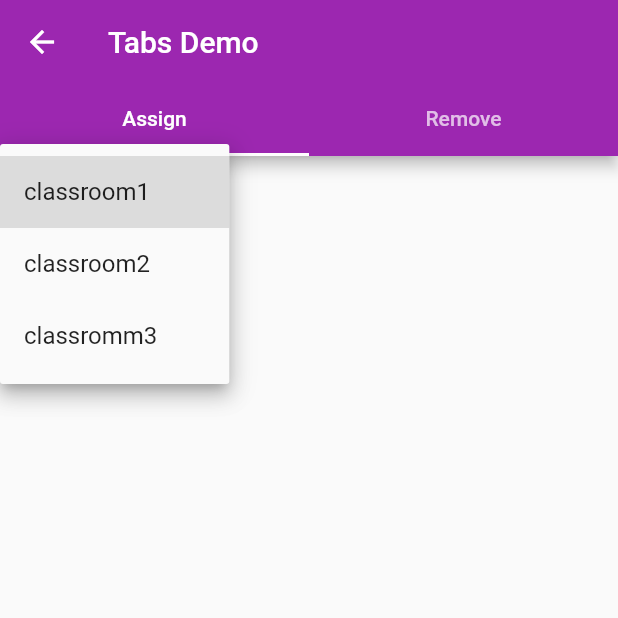
After one commit to sarun-nellooli/student_management, a Flutter app: the Register screen opened directly, after a tap on "classroom1", on a phone screen of 412 x 824 dp, the top half of it. The commit adds this screen. Run offline on Flutter 3.47's test engine with Material 2 defaults, Android fonts, the phone set to English and light mode, and no system bars; network calls fail.

Commit message:
forms added

```diff
--- a/student_manager/lib/core/widgets/button.dart
+++ b/student_manager/lib/core/widgets/button.dart
@@ -3,7 +3,7 @@ import 'package:flutter/material.dart';
 class Button extends StatelessWidget {
   Button({Key? key, required this.btnText, required this.onPress})
       : super(key: key);
-  String btnText;
+  final String btnText;
   Function() onPress = () {};
   @override
   Widget build(BuildContext context) {
@@ -12,8 +12,8 @@ class Button extends StatelessWidget {
       width: 200,
       child: ElevatedButton(
         onPressed: onPress,
+        style: ElevatedButton.styleFrom(shape: const StadiumBorder()),
         child: Text(btnText),
-        style: ElevatedButton.styleFrom(shape: StadiumBorder()),
       ),
     );
   }
--- a/student_manager/lib/domain/classroom/classroom_list_api.dart
+++ b/student_manager/lib/domain/classroom/classroom_list_api.dart
@@ -8,5 +8,12 @@ const String apiUrl = "${url}classrooms/?api_key=$key";
 Future<List<dynamic>> fetchClassroom() async {
   var result = await http.get(Uri.parse(apiUrl));
   var classrooms = json.decode(result.body)['classrooms'];
+  print(classrooms);
   return classrooms;
 }
+Future<List<dynamic>> fetchClassrooms() async {
+  var result = await http.get(Uri.parse(apiUrl));
+  var classrooms = json.decode(result.body)['classrooms'];
+  print(classrooms[0]['name']);
+  return classrooms;
+}
--- /dev/null
+++ b/student_manager/lib/infrastructure/api_key.dart
@@ -0,0 +1 @@
+const key = 'cbacd';
--- a/student_manager/lib/main.dart
+++ b/student_manager/lib/main.dart
@@ -1,6 +1,8 @@
 import 'package:flutter/material.dart';
+import 'package:student_manager/presentation/classroom/add_subject.dart';
 import 'package:student_manager/presentation/classroom/classroom_list.dart';
 import 'package:student_manager/presentation/home_screen.dart';
+import 'package:student_manager/presentation/registration/registration.dart';
 import 'package:student_manager/presentation/subject/subject_list.dart';
 
 import 'presentation/student/student_list.dart';
--- /dev/null
+++ b/student_manager/lib/presentation/registration/registration.dart
@@ -0,0 +1,59 @@
+import 'dart:convert';
+
+import 'package:flutter/material.dart';
+import 'package:flutter/widgets.dart';
+import 'package:student_manager/domain/classroom/classroom_list_api.dart';
+
+class Register extends StatefulWidget {
+  const Register({Key? key}) : super(key: key);
+
+  @override
+  State<Register> createState() => _RegisterState();
+}
+
+class _RegisterState extends State<Register> {
+  @override
+  void initState() {
+    fetchClassrooms();
+    super.initState();
+    setState(() {});
+  }
+
+  String? dropdownvalue = 'classroom1';
+  var items = [
+    'classroom1',
+    'classroom2',
+    'classromm3',
+  ];
+  @override
+  Widget build(BuildContext context) {
+    return DefaultTabController(
+        length: 2,
+        child: Scaffold(
+            appBar: AppBar(
+              bottom: TabBar(
+                tabs: [
+                  Tab(
+                    text: "Assign",
+                  ),
+                  Tab(
+                    text: "Remove",
+                  ),
+                ],
+              ),
+              title: Text('Tabs Demo'),
+            ),
+            body: DropdownButton(
+              value: dropdownvalue,
+              icon: Icon(Icons.keyboard_arrow_down),
+              items: items.map((String items) {
+                return DropdownMenuItem(value: items, child: Text(items));
+              }).toList(),
+              onChanged: (String? newValue) {
+                setState(() {
+                  dropdownvalue = newValue;
+                });
+              },
+            )));
+  }
+}
--- a/student_manager/lib/presentation/student/student_list.dart
+++ b/student_manager/lib/presentation/student/student_list.dart
@@ -44,7 +44,7 @@ class _StudentListState extends State<StudentList> {
                     child: ExpansionTile(
                       leading: const CircleAvatar(
                         backgroundImage: AssetImage('assets/avatar.png'),
-                        radius: 30,
+                        radius: 25,
                       ),
                       title: Text(_name(snapshot.data[index])),
                       children: <Widget>[
--- a/student_manager/lib/presentation/subject/subject_list.dart
+++ b/student_manager/lib/presentation/subject/subject_list.dart
@@ -39,8 +39,9 @@ class _SubjectListState extends State<SubjectList> {
                   return Card(
                     child: ExpansionTile(
                       leading: const CircleAvatar(
-                        backgroundImage: AssetImage('assets/avatar.png'),
-                        radius: 30,
+                        backgroundColor: Colors.white,
+                        backgroundImage: AssetImage('assets/subject.png'),
+                        radius: 25,
                       ),
                       title: Text(_name(snapshot.data[index])),
                       children: <Widget>[
```
Also changed, not shown: student_manager/lib/presentation/classroom/add_subject.dart (added, +63 -0 lines), student_manager/lib/presentation/classroom/classroom_list.dart (+29 -4 lines), student_manager/assets/class.png (added), student_manager/assets/subject.png (added), 1 other file.
